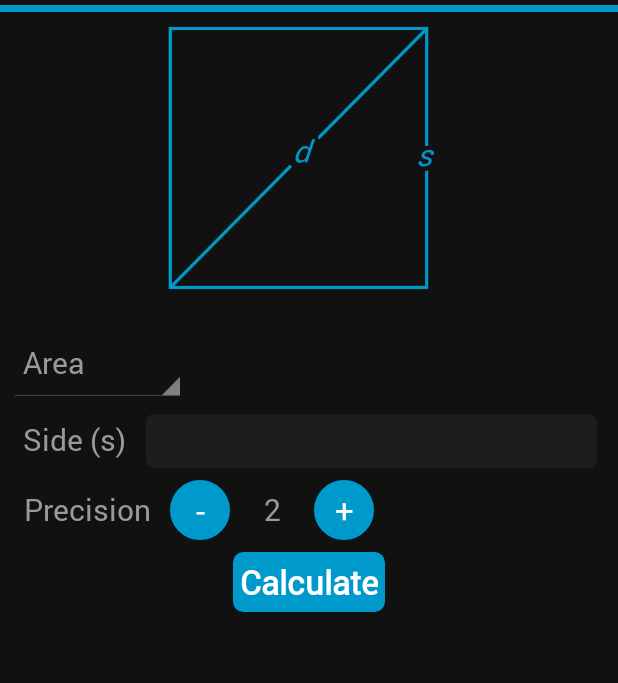
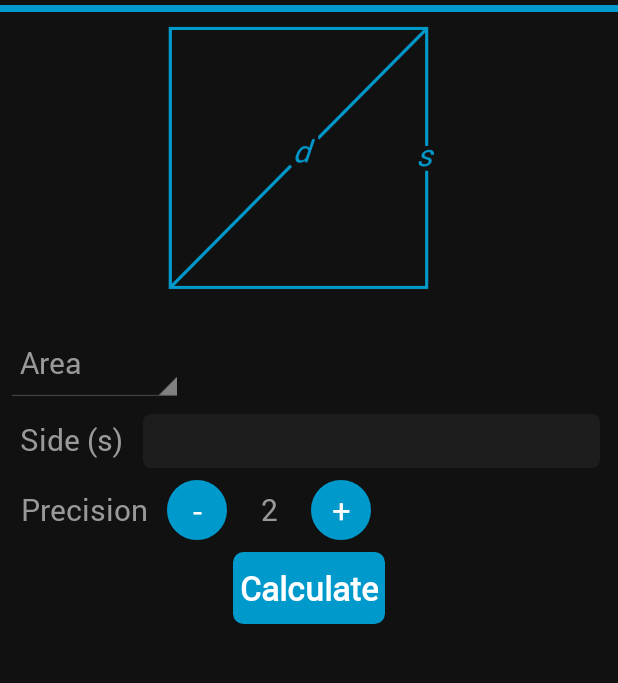
Before and after one commit to jwilliams5646/MMate, an Android app: the fragment SquareFragment shown on its own in the app's theme, on a phone screen of 412 x 824 dp, the part 60-743 px from its top. Run offline under Robolectric (Android 15) with nearby library versions, the light colour scheme and no system bars; our stand-ins replace AdMob, Picasso; pictures from the network do not load.

Commit message:
Fixed square layout. Changed some theme colors

```diff
--- a/app/src/main/res/drawable/button_background.xml
+++ b/app/src/main/res/drawable/button_background.xml
@@ -5,9 +5,9 @@
     <corners
         android:radius="0dp" />
     <padding
-        android:left="5dp"
+        android:left="10dp"
         android:top="5dp"
-        android:right="5dp"
+        android:right="10dp"
         android:bottom="5dp" />
     <solid
         android:color="#0099cc" />
--- a/app/src/main/res/drawable/edit_text_background.xml
+++ b/app/src/main/res/drawable/edit_text_background.xml
@@ -12,7 +12,7 @@
                 android:right="10dp"
                 android:bottom="10dp" />
             <solid
-                android:color="#1d1d1d" />
+                android:color="#0d0d0d" />
             <stroke
                 android:width="1dp"
                 android:color="#0099cc" />
--- a/app/src/main/res/layout/fragment_navigation_drawer.xml
+++ b/app/src/main/res/layout/fragment_navigation_drawer.xml
@@ -5,6 +5,6 @@
     android:choiceMode="singleChoice"
     android:divider="@android:color/black"
     android:dividerHeight="1dp"
-    android:background="#1d1d1d"
+    android:background="#2d2d2d"
     android:groupIndicator="@null"
     tools:context=".NavigationDrawerFragment" />
--- a/app/src/main/res/layout/square_detail.xml
+++ b/app/src/main/res/layout/square_detail.xml
@@ -15,7 +15,7 @@
         <!--android:src="@drawable/square" -->
 
 <RelativeLayout
-    android:layout_width="400dp"
+    android:layout_width="match_parent"
     android:layout_height="0dp"
     android:layout_weight="3"
     android:layout_margin="4dp"
@@ -23,7 +23,7 @@
     android:gravity="center_horizontal">
     <LinearLayout
         android:orientation="horizontal"
-        android:layout_width="400dp"
+        android:layout_width="match_parent"
         android:layout_height="wrap_content"
         android:id="@+id/square_answer_layout">
 
@@ -49,7 +49,7 @@
 
     <LinearLayout
         android:orientation="horizontal"
-        android:layout_width="400dp"
+        android:layout_width="match_parent"
         android:layout_height="wrap_content"
         android:layout_below="@+id/square_answer_layout"
         android:layout_marginRight="4dp"
@@ -87,7 +87,7 @@
 
     <LinearLayout
         android:orientation="horizontal"
-        android:layout_width="wrap_content"
+        android:layout_width="match_parent"
         android:layout_height="wrap_content"
         android:id="@+id/sq_precision_layout"
         android:layout_below="@+id/sq_input_layout">
@@ -129,7 +129,7 @@
 
         <com.jwilliams.machinistmate.app.ExtendedClasses.RobotoButton
             android:layout_width="wrap_content"
-            android:layout_height="40dp"
+            android:layout_height="wrap_content"
             android:text="@string/calculate"
             android:id="@+id/sq_calc"
             style="@style/calc_buttons"
```
